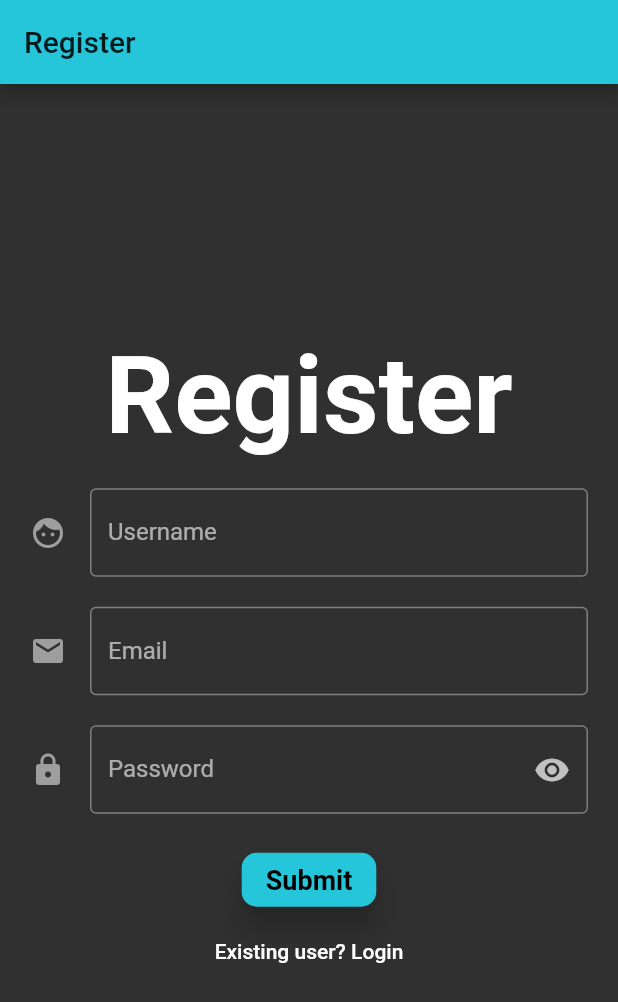
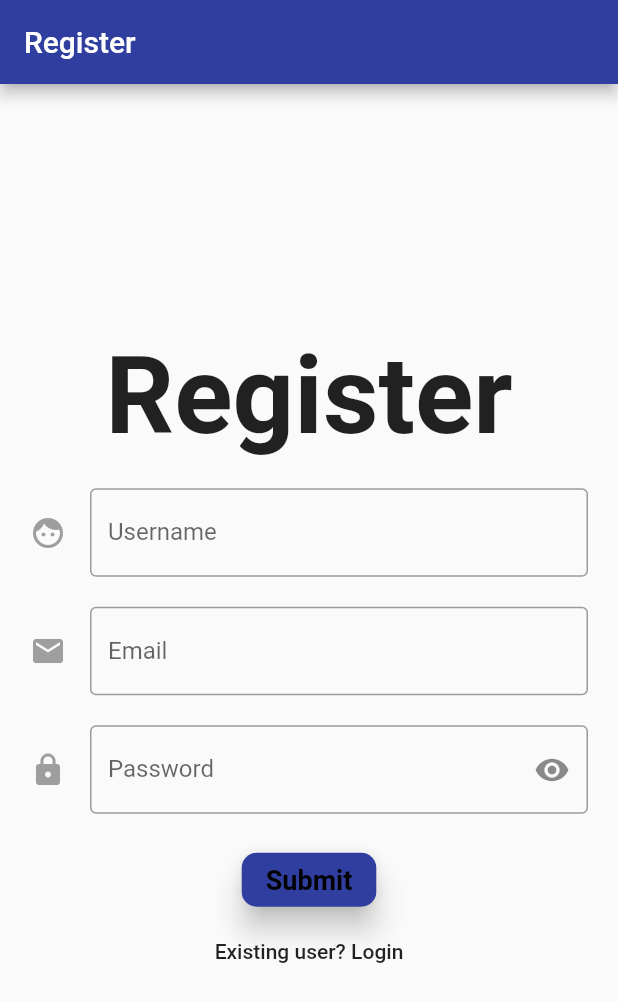
Before and after one commit to how-to-build/mobile, a Flutter app: the screen it shows after launch, on a phone screen of 412 x 824 dp. Shown: the top 1002 px of the screen. Run offline on Flutter 3.47's test engine with Material 2 defaults, Android fonts, the phone set to English and light mode, and no system bars; our stand-ins replace flutter_redux, redux, redux_thunk, shared_preferences.

Commit message:
regex, trim, and toLowerCase email inputs on register and login

```diff
--- a/lib/main.dart
+++ b/lib/main.dart
@@ -39,9 +39,9 @@ class MyApp extends StatelessWidget {
           // )
         },
         theme: ThemeData(
-            brightness: Brightness.dark,
-            primaryColor: Colors.cyan[400],
-            accentColor: Colors.deepOrange[200],
+          // brightness: Brightness.dark,
+          primaryColor: Colors.indigo[700],
+          accentColor: Colors.orange[600],
           textTheme: TextTheme(
             headline: TextStyle(
               fontSize: 72.0,
@@ -54,7 +54,8 @@ class MyApp extends StatelessWidget {
             body1: TextStyle(
               fontSize: 18.0,
             ),
-            )),
+          ),
+        ),
         home: RegisterPage(),
       ),
     );
--- a/lib/pages/howto_page.dart
+++ b/lib/pages/howto_page.dart
@@ -56,7 +56,7 @@ class HowtoPageState extends State<HowtoPage> {
                 children: <Widget>[
                   IconButton(
                     icon: Icon(Icons.exit_to_app),
-                    onPressed: () => print('Clicked'),
+                    onPressed: () => print('Log Out'),
                   ),
                 ],
               ),
@@ -125,7 +125,7 @@ class HowtoPageState extends State<HowtoPage> {
                   },
                 ),
                 ListTile(
-                  leading: Icon(Icons.account_box),
+                  leading: Icon(Icons.exit_to_app),
                   title: Text('Sign Out'),
                   onTap: () {
                     // Update the state of the app.
--- a/lib/pages/login_page.dart
+++ b/lib/pages/login_page.dart
@@ -77,9 +77,6 @@ class _LoginPageState extends State<LoginPage> {
       ),
     );
   }
-//====================================================================
-
-//====================================================================
 
   void _submit() {
     final form = _formKey.currentState;
@@ -192,7 +189,7 @@ class _LoginPageState extends State<LoginPage> {
     return Padding(
       padding: EdgeInsets.only(top: 20.0),
       child: TextFormField(
-        onSaved: (val) => _email = val,
+        onSaved: (val) => _email = val.replaceAll(new RegExp(r"\s+\b|\b\s"), "").trim().toLowerCase(),
         validator: (val) => !val.contains('@') ? "Not a valid email" : null,
         decoration: InputDecoration(
           border: OutlineInputBorder(),
--- a/lib/pages/register_page.dart
+++ b/lib/pages/register_page.dart
@@ -183,7 +183,7 @@ class _RegisterPageState extends State<RegisterPage> {
     return Padding(
       padding: EdgeInsets.only(top: 20.0),
       child: TextFormField(
-        onSaved: (val) => _email = val,
+        onSaved: (val) => _email = val.replaceAll(new RegExp(r"\s+\b|\b\s"), "").trim().toLowerCase(),
         validator: (val) => !val.contains('@') ? "Not a valid email" : null,
         decoration: InputDecoration(
           border: OutlineInputBorder(),
```
Also changed, not shown: lib/widgets/howto_item.dart (+8 -2 lines). Lines whose indentation alone changed are shown as unchanged.
